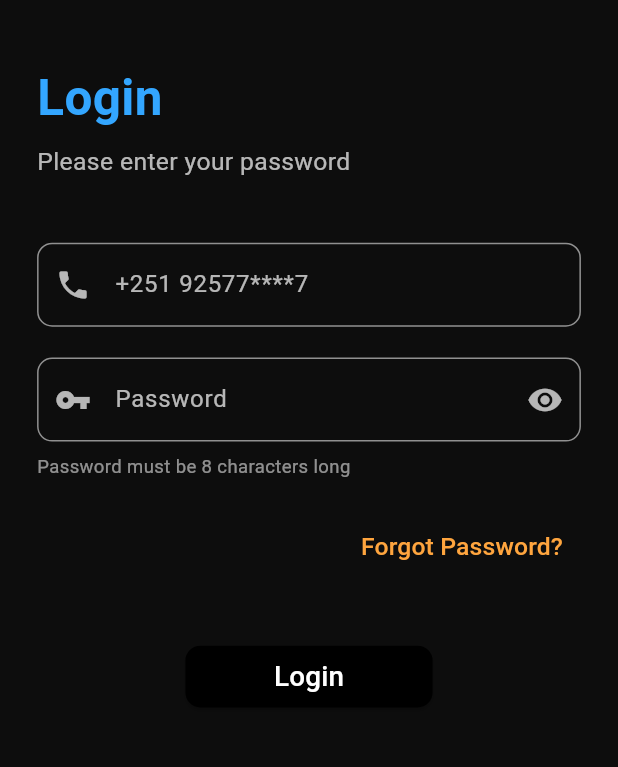
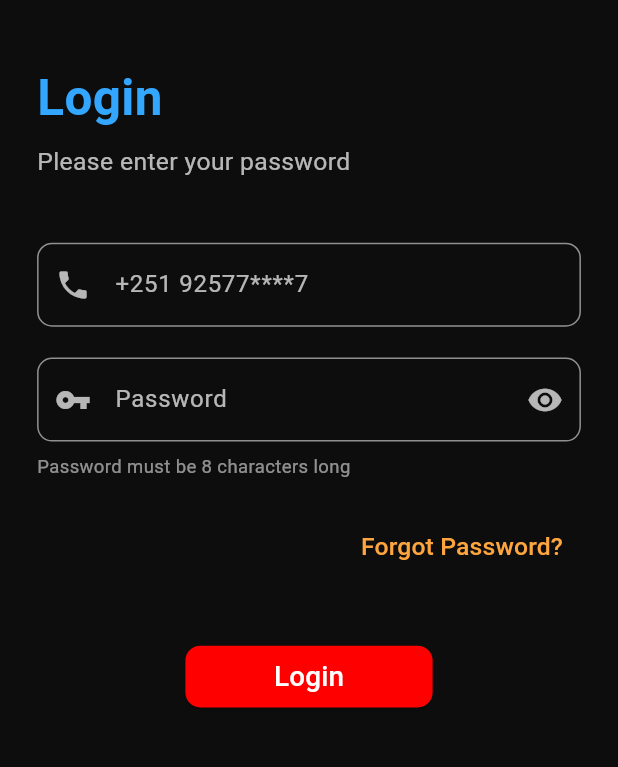
Before and after one commit to davemg357/michuapp12, a Flutter app: the screen it shows after launch, on a phone screen of 412 x 824 dp, the part 111-878 px from its top. Run offline on Flutter 3.47's test engine with Material 3 defaults, Android fonts, the phone set to English and light mode, and no system bars; our stand-ins replace shimmer.

Commit message:
check deploy3

```diff
--- a/lib/login.dart
+++ b/lib/login.dart
@@ -191,7 +191,7 @@ class _LoginPageState extends State<LoginPage> {
                           }
                         },
                         style: ElevatedButton.styleFrom(
-                          backgroundColor: const Color.fromARGB(255, 0, 0, 0),
+                          backgroundColor: const Color.fromARGB(255, 255, 0, 0),
                           shape: RoundedRectangleBorder(
                             borderRadius: BorderRadius.circular(10),
                           ),
```
